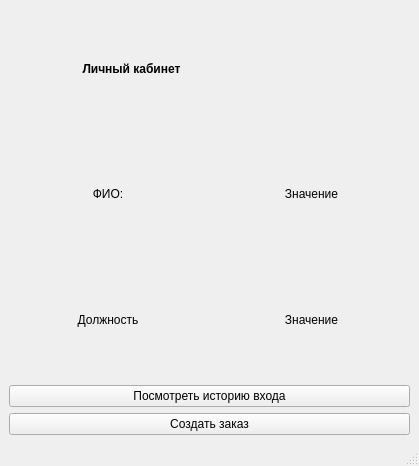
Qt form app/design/personalAccount.ui (ElectroForez/pract_prdb) before a commit.
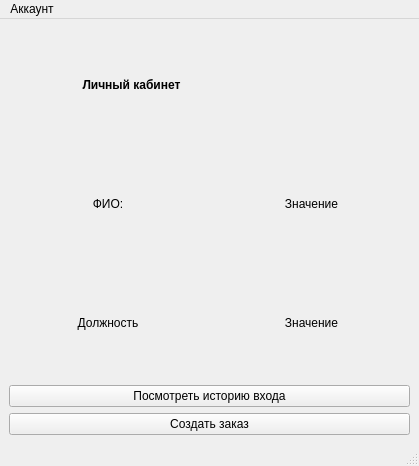
The same form after that commit. Icons and pictures are not drawn.

Patch:
```diff
--- a/app/design/personalAccount.ui
+++ b/app/design/personalAccount.ui
@@ -133,6 +133,15 @@
      <height>22</height>
     </rect>
    </property>
+   <widget class="QMenu" name="menu">
+    <property name="title">
+     <string>Аккаунт</string>
+    </property>
+    <addaction name="separator"/>
+    <addaction name="deauth_btn"/>
+    <addaction name="exit_btn"/>
+   </widget>
+   <addaction name="menu"/>
   </widget>
   <widget class="QStatusBar" name="statusbar"/>
  </widget>
```
Left out of the diff: 19 changed lines with no effect on the pictures.
